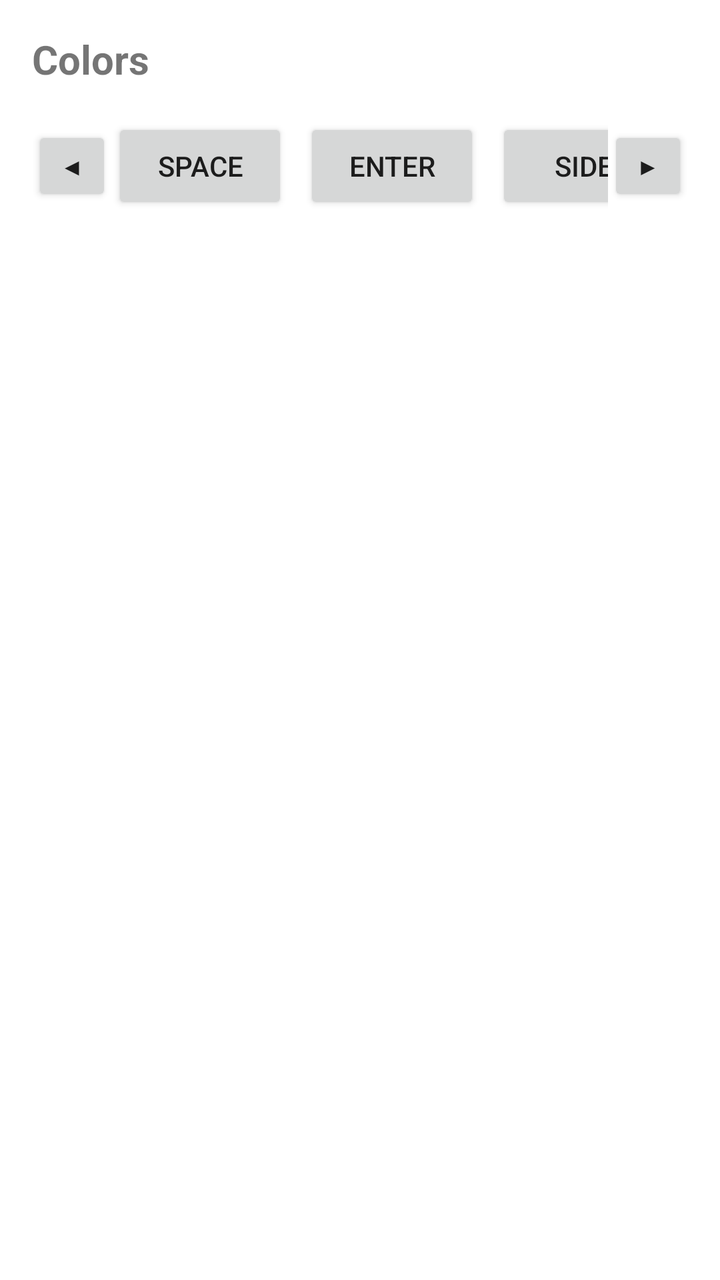
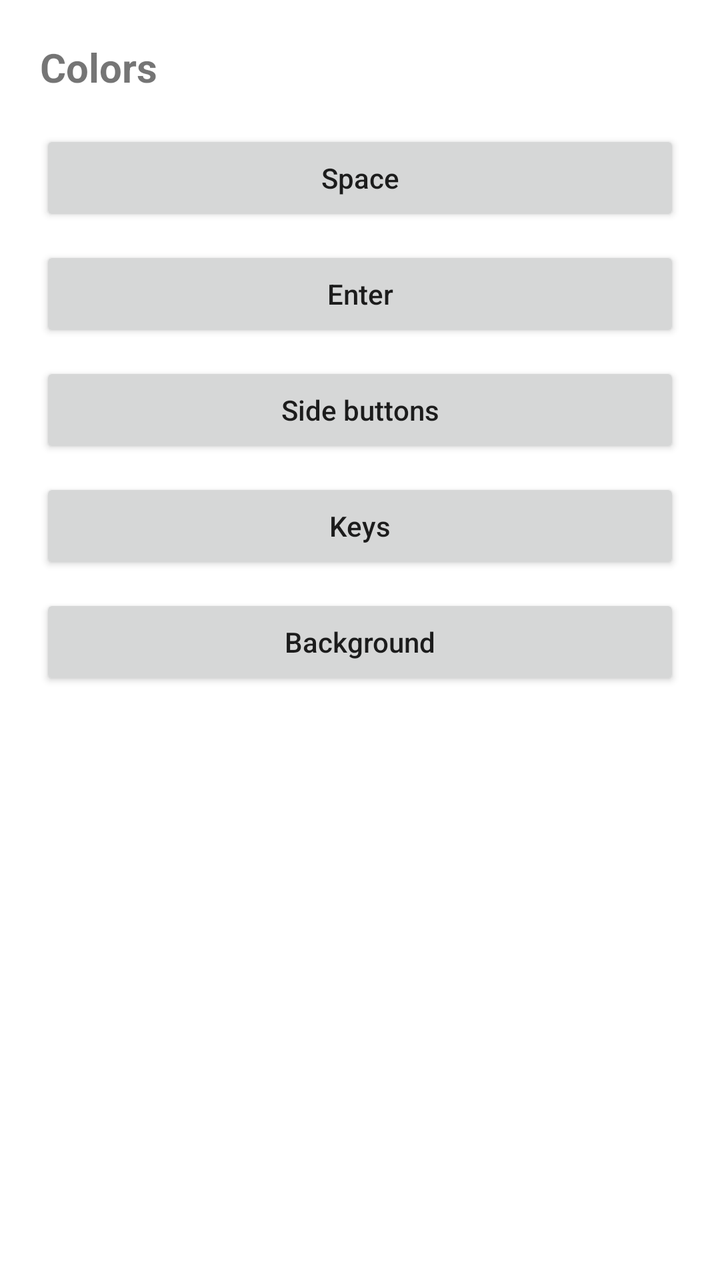

Screens rendered from an Android XML layout before and after an edit, with the pre-edit source and the edit as a unified diff.
<!-- AndroidManifest.xml: fallback theme Theme.MaterialComponents.DayNight.NoActionBar -->
<!-- res/layout/dialog_colors.xml -->
<?xml version="1.0" encoding="utf-8"?>
<LinearLayout xmlns:android="http://schemas.android.com/apk/res/android"
    android:layout_width="match_parent"
    android:layout_height="wrap_content"
    android:orientation="vertical"
    android:padding="16dp">

    <TextView
        android:layout_width="wrap_content"
        android:layout_height="wrap_content"
        android:text="Colors"
        android:textSize="20sp"
        android:textStyle="bold"
        android:layout_marginBottom="16dp"/>

    <LinearLayout
        android:layout_width="match_parent"
        android:layout_height="wrap_content"
        android:orientation="horizontal"
        android:gravity="center_vertical">

        <Button
            android:id="@+id/btnScrollLeft"
            android:layout_width="40dp"
            android:layout_height="40dp"
            android:text="◀"
            android:textSize="12sp"
            android:padding="0dp"/>

        <HorizontalScrollView
            android:id="@+id/colorsScrollView"
            android:layout_width="0dp"
            android:layout_height="wrap_content"
            android:layout_weight="1"
            android:scrollbars="none">

            <LinearLayout
                android:layout_width="wrap_content"
                android:layout_height="wrap_content"
                android:orientation="horizontal">

                <Button
                    android:id="@+id/btnSpaceColor"
                    android:layout_width="wrap_content"
                    android:layout_height="wrap_content"
                    android:text="Space"
                    android:layout_marginEnd="8dp"/>

                <Button
                    android:id="@+id/btnEnterColor"
                    android:layout_width="wrap_content"
                    android:layout_height="wrap_content"
                    android:text="Enter"
                    android:layout_marginEnd="8dp"/>

                <Button
                    android:id="@+id/btnSideButtonsColor"
                    android:layout_width="wrap_content"
                    android:layout_height="wrap_content"
                    android:text="Side"
                    android:layout_marginEnd="8dp"/>

                <Button
                    android:id="@+id/btnKeysColor"
                    android:layout_width="wrap_content"
                    android:layout_height="wrap_content"
                    android:text="Keys"
                    android:layout_marginEnd="8dp"/>

                <Button
                    android:id="@+id/btnBackgroundColor"
                    android:layout_width="wrap_content"
                    android:layout_height="wrap_content"
                    android:text="BG"/>

            </LinearLayout>
        </HorizontalScrollView>

        <Button
            android:id="@+id/btnScrollRight"
            android:layout_width="40dp"
            android:layout_height="40dp"
            android:text="▶"
            android:textSize="12sp"
            android:padding="0dp"/>

    </LinearLayout>

</LinearLayout>
<!-- resources referenced by this layout -->
<resources>

</resources>

<!-- the commit's change to res/layout/dialog_colors.xml (unified diff, before → after) -->
@@ -3,87 +3,53 @@
     android:layout_width="match_parent"
     android:layout_height="wrap_content"
     android:orientation="vertical"
-    android:padding="16dp">
+    android:padding="20dp">
 
     <TextView
-        android:layout_width="wrap_content"
+        android:layout_width="match_parent"
         android:layout_height="wrap_content"
         android:text="Colors"
         android:textSize="20sp"
         android:textStyle="bold"
-        android:layout_marginBottom="16dp"/>
+        android:layout_marginBottom="18dp" />
 
-    <LinearLayout
+    <Button
+        android:id="@+id/btnSpaceColor"
         android:layout_width="match_parent"
-        android:layout_height="wrap_content"
-        android:orientation="horizontal"
-        android:gravity="center_vertical">
+        android:layout_height="48dp"
+        android:text="Space"
+        android:textAllCaps="false"
+        android:layout_marginBottom="10dp" />
 
-        <Button
-            android:id="@+id/btnScrollLeft"
-            android:layout_width="40dp"
-            android:layout_height="40dp"
-            android:text="◀"
-            android:textSize="12sp"
-            android:padding="0dp"/>
+    <Button
+        android:id="@+id/btnEnterColor"
+        android:layout_width="match_parent"
+        android:layout_height="48dp"
+        android:text="Enter"
+        android:textAllCaps="false"
+        android:layout_marginBottom="10dp" />
 
-        <HorizontalScrollView
-            android:id="@+id/colorsScrollView"
-            android:layout_width="0dp"
-            android:layout_height="wrap_content"
-            android:layout_weight="1"
-            android:scrollbars="none">
+    <Button
+        android:id="@+id/btnSideButtonsColor"
+        android:layout_width="match_parent"
+        android:layout_height="48dp"
+        android:text="Side buttons"
+        android:textAllCaps="false"
+        android:layout_marginBottom="10dp" />
 
-            <LinearLayout
-                android:layout_width="wrap_content"
-                android:layout_height="wrap_content"
-                android:orientation="horizontal">
+    <Button
+        android:id="@+id/btnKeysColor"
+        android:layout_width="match_parent"
+        android:layout_height="48dp"
+        android:text="Keys"
+        android:textAllCaps="false"
+        android:layout_marginBottom="10dp" />
 
-                <Button
-                    android:id="@+id/btnSpaceColor"
-                    android:layout_width="wrap_content"
-                    android:layout_height="wrap_content"
-                    android:text="Space"
-                    android:layout_marginEnd="8dp"/>
-
-                <Button
-                    android:id="@+id/btnEnterColor"
-                    android:layout_width="wrap_content"
-                    android:layout_height="wrap_content"
-                    android:text="Enter"
-                    android:layout_marginEnd="8dp"/>
-
-                <Button
-                    android:id="@+id/btnSideButtonsColor"
-                    android:layout_width="wrap_content"
-                    android:layout_height="wrap_content"
-                    android:text="Side"
-                    android:layout_marginEnd="8dp"/>
-
-                <Button
-                    android:id="@+id/btnKeysColor"
-                    android:layout_width="wrap_content"
-                    android:layout_height="wrap_content"
-                    android:text="Keys"
-                    android:layout_marginEnd="8dp"/>
-
-                <Button
-                    android:id="@+id/btnBackgroundColor"
-                    android:layout_width="wrap_content"
-                    android:layout_height="wrap_content"
-                    android:text="BG"/>
-
-            </LinearLayout>
-        </HorizontalScrollView>
-
-        <Button
-            android:id="@+id/btnScrollRight"
-            android:layout_width="40dp"
-            android:layout_height="40dp"
-            android:text="▶"
-            android:textSize="12sp"
-            android:padding="0dp"/>
-
-    </LinearLayout>
+    <Button
+        android:id="@+id/btnBackgroundColor"
+        android:layout_width="match_parent"
+        android:layout_height="48dp"
+        android:text="Background"
+        android:textAllCaps="false" />
 
 </LinearLayout>
